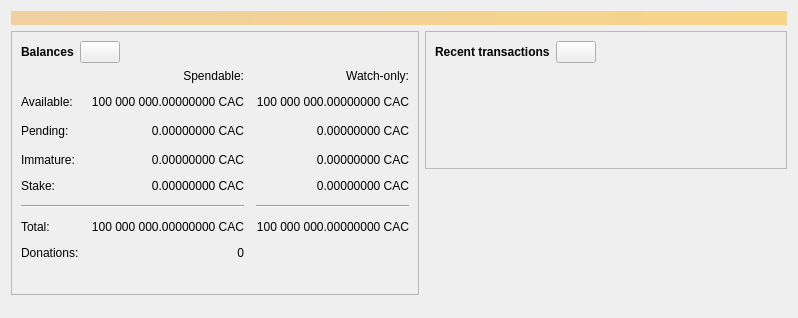
fakharnaqvi5313/codexacoin, file codexacoin-core/src/qt/forms/overviewpage.ui: the form before one commit.
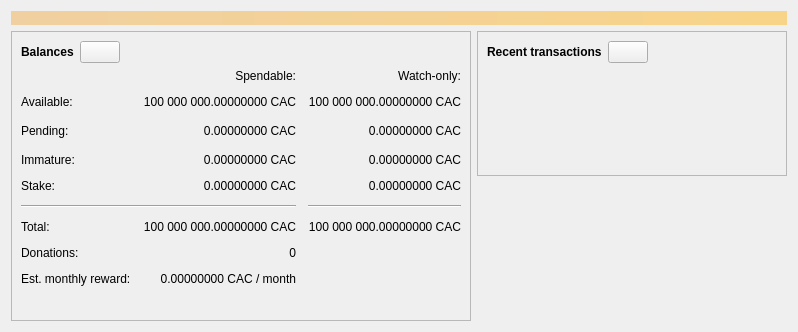
The form after the commit. Icons and pictures are not drawn. Custom widgets are drawn as their Qt base class.

Commit message: Add Qt UI staking controls: on/off toggle + reward estimate (Phase 3)

What changed in the file:
```diff
--- a/codexacoin-core/src/qt/forms/overviewpage.ui
+++ b/codexacoin-core/src/qt/forms/overviewpage.ui
@@ -304,6 +304,32 @@
               </property>
              </widget>
             </item>
+            <item row="8" column="0">
+             <widget class="QLabel" name="labelStakingRewardText">
+              <property name="text">
+               <string>Est. monthly reward:</string>
+              </property>
+             </widget>
+            </item>
+            <item row="8" column="1">
+             <widget class="QLabel" name="labelStakingRewardEstimate">
+              <property name="cursor">
+               <cursorShape>IBeamCursor</cursorShape>
+              </property>
+              <property name="toolTip">
+               <string>Deterministic estimate at the current coin-age staking rate (~1.14%/month, ~14.6%/year compounded) applied to your current stakeable balance. Actual reward depends on how long each coin stays unspent before it stakes (see the wallet documentation) -- this is an estimate, never a guarantee.</string>
+              </property>
+              <property name="text">
+               <string notr="true">0.00000000 CAC / month</string>
+              </property>
+              <property name="alignment">
+               <set>Qt::AlignRight|Qt::AlignTrailing|Qt::AlignVCenter</set>
+              </property>
+              <property name="textInteractionFlags">
+               <set>Qt::LinksAccessibleByMouse|Qt::TextSelectableByKeyboard|Qt::TextSelectableByMouse</set>
+              </property>
+             </widget>
+            </item>
             <item row="0" column="2">
              <widget class="QLabel" name="labelWatchonly">
               <property name="text">
```
The commit also changes 3 other files.
